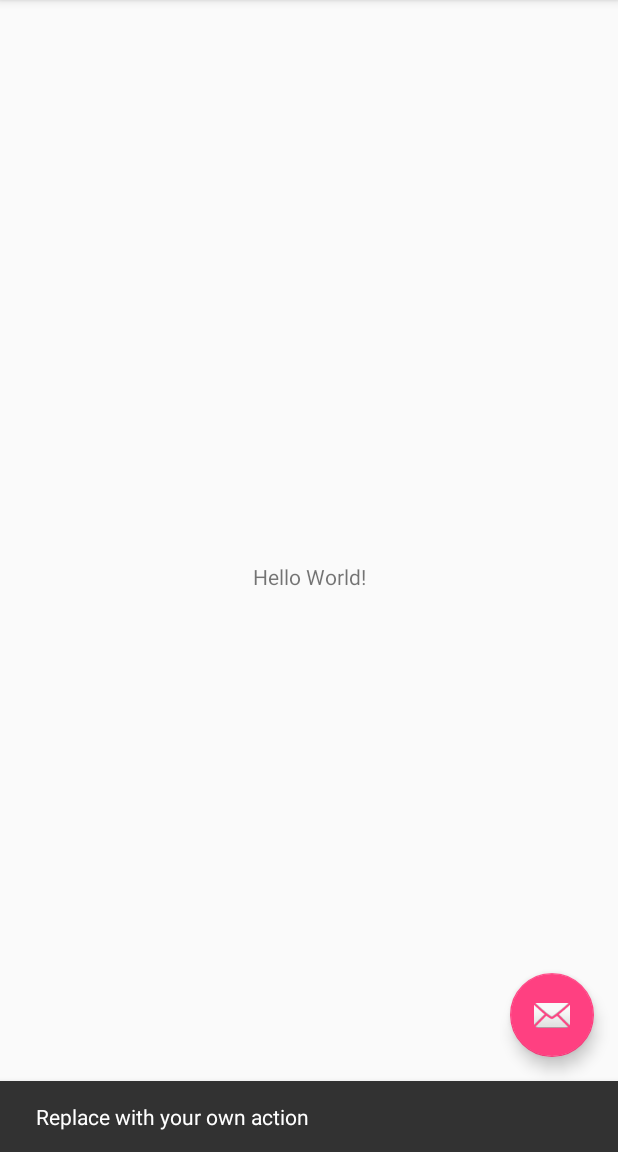
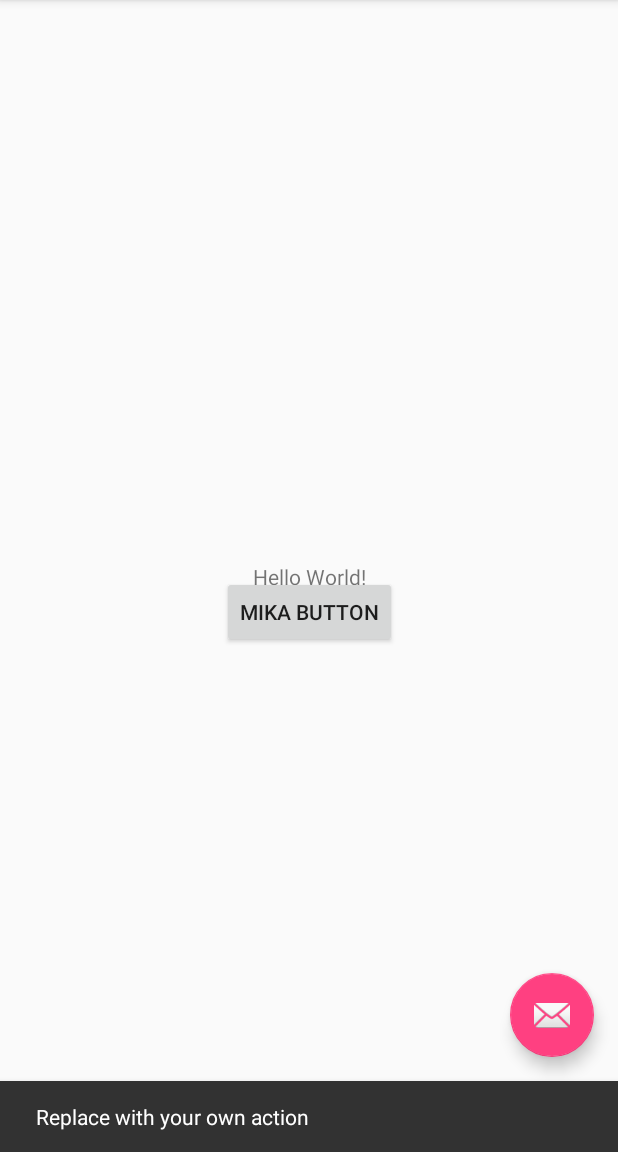
Before and after one commit to AlonBS/TextDisrupt, an Android app: the screen it shows after launch (MainActivity), after a tap on an icon or button, on a phone screen of 412 x 824 dp, the part 84-1236 px from its top. Run offline under Robolectric (Android 15) with nearby library versions, the phone set to English and light mode, and no system bars.

Commit message:
Add button for Mika

```diff
--- a/app/src/main/java/com/reuth/hack/textdisrupt/MainActivity.java
+++ b/app/src/main/java/com/reuth/hack/textdisrupt/MainActivity.java
@@ -12,6 +12,7 @@ import android.support.v7.app.AppCompatActivity;
 import android.support.v7.widget.Toolbar;
 import android.view.Menu;
 import android.view.MenuItem;
+import android.widget.Button;
 
 public class MainActivity extends AppCompatActivity
         implements NavigationView.OnNavigationItemSelectedListener {
@@ -22,6 +23,16 @@ public class MainActivity extends AppCompatActivity
         setContentView(R.layout.activity_main);
         Toolbar toolbar = (Toolbar) findViewById(R.id.toolbar);
         setSupportActionBar(toolbar);
+
+        Button button = (Button) findViewById(R.id.mikaButton);
+        button.setOnClickListener(new View.OnClickListener() {
+            @Override
+            public void onClick(View v) {
+                Snackbar.make(v, "Mika", Snackbar.LENGTH_LONG)
+                        .setAction("Action", null).show();
+            }
+        });
+
 
         FloatingActionButton fab = (FloatingActionButton) findViewById(R.id.fab);
         fab.setOnClickListener(new View.OnClickListener() {
--- a/app/src/main/res/layout/app_bar_main.xml
+++ b/app/src/main/res/layout/app_bar_main.xml
@@ -21,7 +21,8 @@
 
     </android.support.design.widget.AppBarLayout>
 
-    <include layout="@layout/content_main"/>
+    <include layout="@layout/content_main"
+        android:id="@+id/include" />
 
     <android.support.design.widget.FloatingActionButton
         android:id="@+id/fab"
@@ -31,4 +32,13 @@
         android:layout_margin="@dimen/fab_margin"
         app:srcCompat="@android:drawable/ic_dialog_email" />
 
+    <Button
+        android:id="@+id/mikaButton"
+        android:layout_width="wrap_content"
+        android:layout_height="wrap_content"
+        android:layout_gravity="bottom|center_horizontal"
+        android:text="Mika Button"
+        app:layout_anchor="@+id/include"
+        app:layout_anchorGravity="center_vertical|center_horizontal" />
+
 </android.support.design.widget.CoordinatorLayout>
```
